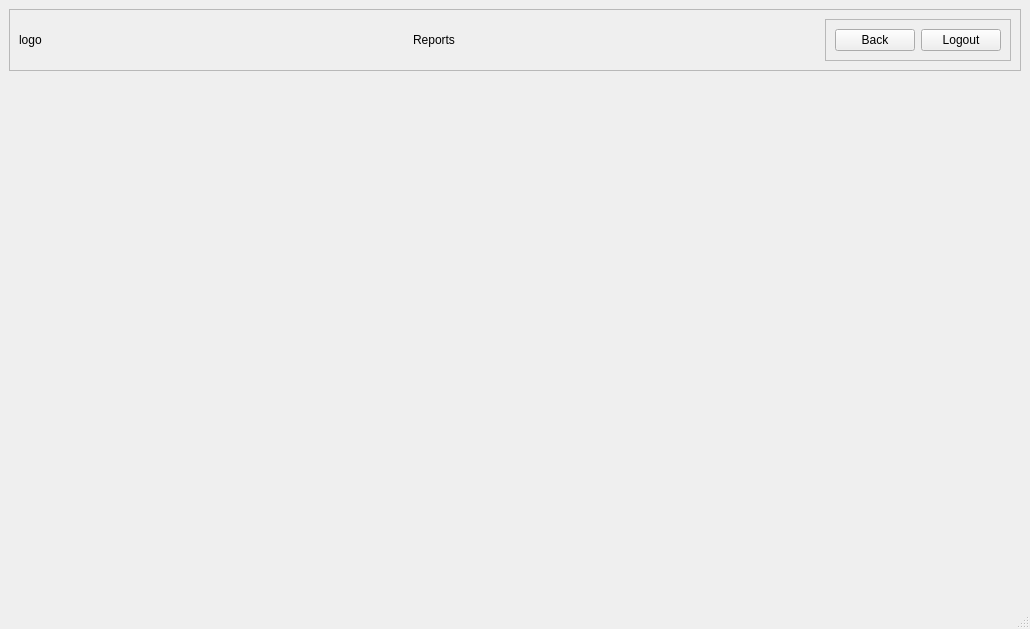
Above: reportsPage.ui from Jeffrey-Ragland/pyqt5IOCLTwo before the change. Below: the same form after it.
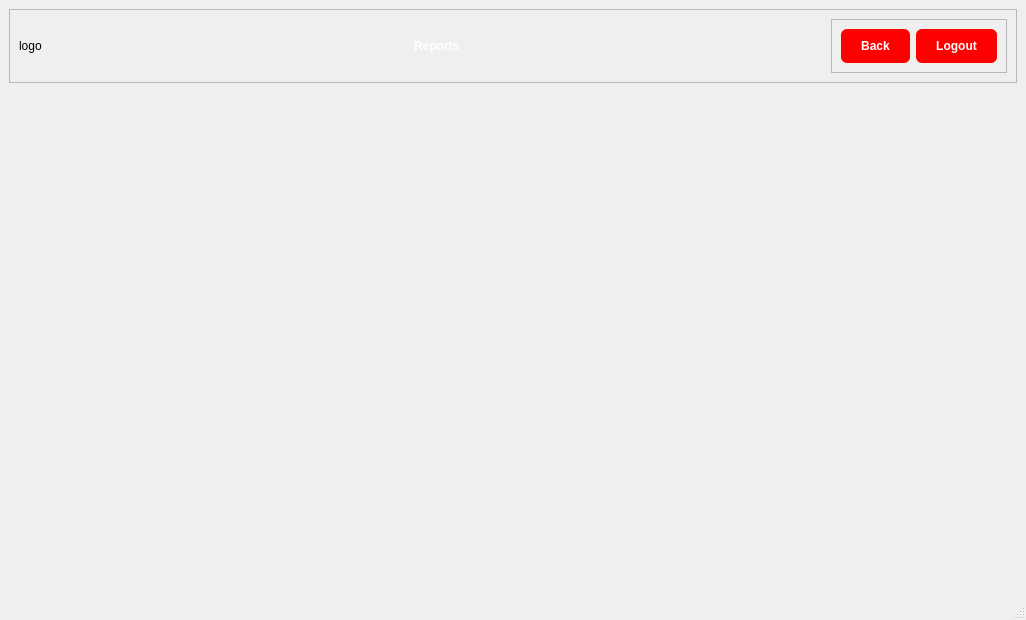
That is the form after the change.

Diff of the .ui file:
```diff
--- a/reportsPage.ui
+++ b/reportsPage.ui
@@ -6,8 +6,8 @@
    <rect>
     <x>0</x>
     <y>0</y>
-    <width>1030</width>
-    <height>629</height>
+    <width>1026</width>
+    <height>620</height>
    </rect>
   </property>
   <property name="windowTitle">
@@ -46,6 +46,12 @@
        </item>
        <item>
         <widget class="QLabel" name="label_2">
+         <property name="styleSheet">
+          <string notr="true">QLabel {
+    color: white;
+	font-weight: bold;
+}</string>
+         </property>
          <property name="text">
           <string>Reports</string>
          </property>
@@ -66,6 +72,16 @@
        </item>
        <item>
         <widget class="QFrame" name="frame_2">
+         <property name="styleSheet">
+          <string notr="true">QPushButton {
+	background-color: rgb(255, 0, 0);
+   	color: white;
+	border-radius: 6px;
+	padding: 10px 20px;
+	font: bold;
+}
+</string>
+         </property>
          <property name="frameShape">
           <enum>QFrame::StyledPanel</enum>
          </property>
```
Left out of the diff: 2 changed lines with no effect on the pictures.
